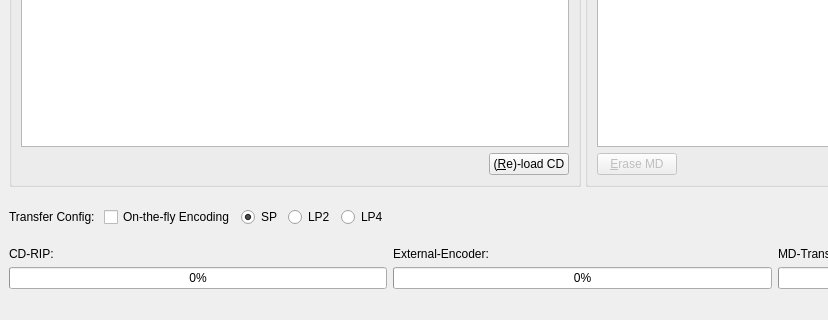
Jo2003/cd2netmd_gui, file mainwindow.ui: the form before one commit; both pictures show x 0 to 828 and y 518 to 838 of the 1165 by 838 pixel window.
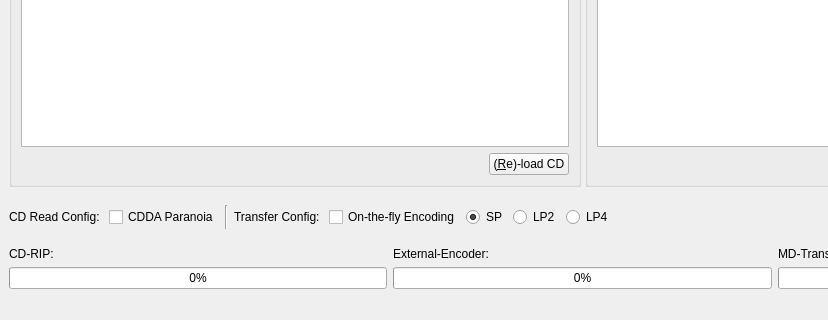
The form after the commit. Icons and pictures are not drawn. Custom widgets are drawn as their Qt base class.

Patch:
```diff
--- a/mainwindow.ui
+++ b/mainwindow.ui
@@ -100,12 +100,9 @@
         <item>
          <layout class="QHBoxLayout" name="horizontalLayout_2">
           <item>
-           <widget class="QPushButton" name="pushEraseMD">
-            <property name="enabled">
-             <bool>false</bool>
-            </property>
+           <widget class="QLabel" name="labFreeTime">
             <property name="text">
-             <string>&amp;Erase MD</string>
+             <string/>
             </property>
            </widget>
           </item>
@@ -137,6 +134,33 @@
     </item>
     <item>
      <layout class="QHBoxLayout" name="horizontalLayout_4">
+      <item>
+       <widget class="QLabel" name="label_2">
+        <property name="text">
+         <string>CD Read Config: </string>
+        </property>
+       </widget>
+      </item>
+      <item>
+       <widget class="QCheckBox" name="checkParanoia">
+        <property name="text">
+         <string>CDDA Paranoia</string>
+        </property>
+       </widget>
+      </item>
+      <item>
+       <widget class="Line" name="line">
+        <property name="maximumSize">
+         <size>
+          <width>16777215</width>
+          <height>24</height>
+         </size>
+        </property>
+        <property name="orientation">
+         <enum>Qt::Vertical</enum>
+        </property>
+       </widget>
+      </item>
       <item>
        <widget class="QLabel" name="label_3">
         <property name="text">
```
Left out of the diff: 21 changed lines with no effect on the pictures.
